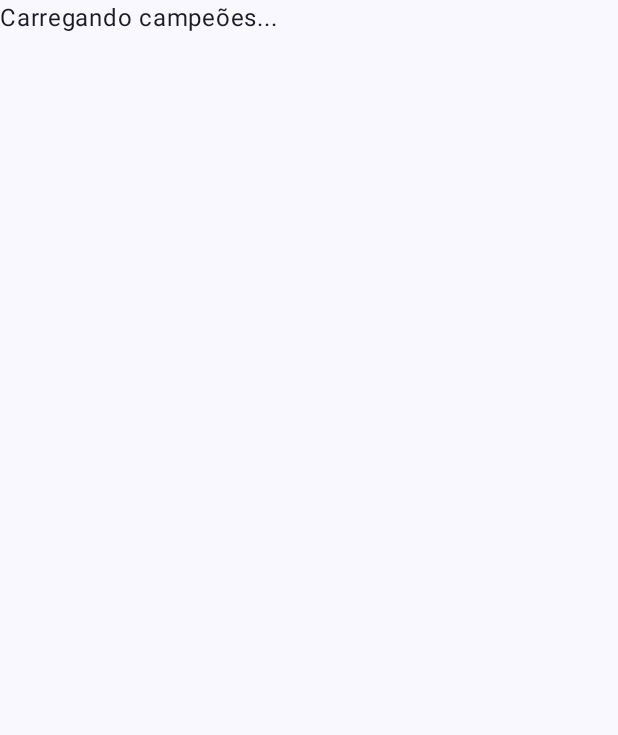
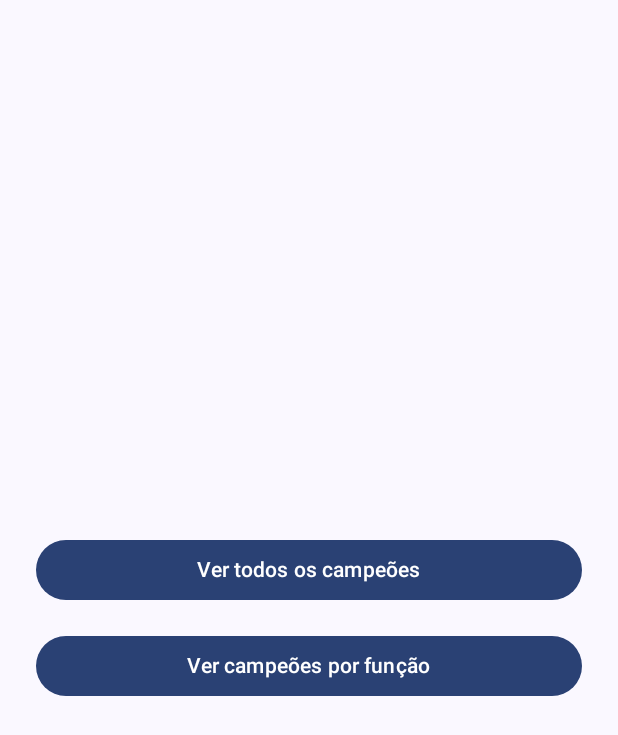
Before and after one commit to FernandoNeto03/champions-browser, an Android app built with Jetpack Compose: the screen it shows after launch (MainActivity), on a phone screen of 412 x 824 dp. Shown: the top 735 px of the screen. Run offline under Robolectric (Android 15) with nearby library versions, the phone set to English and light mode, and no system bars.

Commit message:
Filters: all champions and by tag

```diff
--- a/app/src/main/java/com/example/lol_champions_browser/MainActivity.kt
+++ b/app/src/main/java/com/example/lol_champions_browser/MainActivity.kt
@@ -7,10 +7,7 @@ import androidx.activity.enableEdgeToEdge
 import androidx.compose.foundation.layout.fillMaxSize
 import androidx.compose.foundation.layout.padding
 import androidx.compose.material3.Scaffold
-import androidx.compose.material3.Text
-import androidx.compose.runtime.Composable
 import androidx.compose.ui.Modifier
-import androidx.compose.ui.tooling.preview.Preview
 import androidx.core.splashscreen.SplashScreen.Companion.installSplashScreen
 import com.example.lol_champions_browser.ui.theme.LolchampionsbrowserTheme
 
--- a/app/src/main/java/com/example/lol_champions_browser/NavGraph.kt
+++ b/app/src/main/java/com/example/lol_champions_browser/NavGraph.kt
@@ -1,20 +1,30 @@
 package com.example.lol_champions_browser
 
-
-import android.os.Build
-import androidx.annotation.RequiresApi
 import androidx.compose.runtime.Composable
 import androidx.compose.ui.Modifier
+import androidx.navigation.NavType
 import androidx.navigation.compose.NavHost
 import androidx.navigation.compose.composable
 import androidx.navigation.compose.rememberNavController
+import androidx.navigation.navArgument
+import com.example.lol_champions_browser.activities.AllChampionsActivity
+import com.example.lol_champions_browser.activities.ChampionsByTagActivity
 import com.example.lol_champions_browser.activities.HomeActivity
 
 @Composable
 fun AppNavigation(modifier: Modifier = Modifier) {
     val navController = rememberNavController()
-    NavHost( navController = navController, startDestination = "home", builder = {
-        composable(route = "home") {  HomeActivity(modifier, navController) }
+
+    NavHost(navController = navController, startDestination = "home", builder = {
+        composable(route = "allChampions") { AllChampionsActivity(modifier, navController) }
+        composable(route = "home") { HomeActivity(navController) }
+
+        composable(
+            route = "tagChampions/{tag}",
+            arguments = listOf(navArgument("tag") { type = NavType.StringType })
+        ) { backStackEntry ->
+            val tag = backStackEntry.arguments?.getString("tag") ?: ""
+            ChampionsByTagActivity(tag = tag, modifier = modifier, navController = navController)
+        }
     })
-
 }
--- a/app/src/main/java/com/example/lol_champions_browser/activities/HomeActivity.kt
+++ b/app/src/main/java/com/example/lol_champions_browser/activities/HomeActivity.kt
@@ -1,107 +1,75 @@
 package com.example.lol_champions_browser.activities
 
-import android.graphics.Bitmap
-import android.graphics.BitmapFactory
-import android.widget.Toast
-import androidx.compose.foundation.clickable
-import androidx.compose.foundation.layout.Arrangement
-import androidx.compose.foundation.layout.Column
-import androidx.compose.foundation.layout.Row
-import androidx.compose.foundation.layout.fillMaxWidth
-import androidx.compose.foundation.layout.padding
-import androidx.compose.foundation.layout.size
-import androidx.compose.material3.Card
+import androidx.compose.foundation.layout.*
+import androidx.compose.material3.Button
 import androidx.compose.material3.Text
-import androidx.compose.runtime.Composable
-import androidx.compose.runtime.LaunchedEffect
-import androidx.compose.runtime.getValue
-import androidx.compose.runtime.mutableStateOf
-import androidx.compose.runtime.remember
-import androidx.compose.runtime.setValue
+import androidx.compose.runtime.*
+import androidx.compose.ui.Alignment
 import androidx.compose.ui.Modifier
-import androidx.compose.ui.graphics.asImageBitmap
-import androidx.compose.ui.layout.ContentScale
-import androidx.compose.ui.platform.LocalContext
 import androidx.compose.ui.unit.dp
 import androidx.navigation.NavHostController
-import com.example.lol_champions_browser.model.ChampionModel
-import com.example.lol_champions_browser.networking.RemoteApi
-import kotlinx.coroutines.Dispatchers
-import kotlinx.coroutines.withContext
-import java.net.HttpURLConnection
-import java.net.URL
-import androidx.compose.foundation.Image
+import androidx.compose.material3.AlertDialog
+import androidx.compose.material3.TextButton
 
 @Composable
-fun HomeActivity(modifier: Modifier, navController: NavHostController) {
-    val context = LocalContext.current
-    var championList by remember { mutableStateOf<List<ChampionModel>>(emptyList()) }
+fun HomeActivity(navController: NavHostController) {
+    var showDialog by remember { mutableStateOf(false) }
+    var selectedTag by remember { mutableStateOf("") }
+    val tags = listOf("Tank", "Mage", "Assassin", "Marksman", "Support", "Fighter")
 
-    LaunchedEffect(Unit) {
-        championList = withContext(Dispatchers.IO) {
-            RemoteApi().getChampionsByTag("Assassin")
-        }
-    }
-
-    Column(modifier = modifier.fillMaxWidth()) {
-        if (championList.isEmpty()) {
-            Text(text = "Carregando campeões...")
-        } else {
-            championList.forEach { champion ->
-                var imageBitmap by remember { mutableStateOf<Bitmap?>(null) }
-
-                LaunchedEffect(champion.icon) {
-                    imageBitmap = withContext(Dispatchers.IO) {
-                        loadImageFromUrl(champion.icon)
-                    }
-                }
-
-                Card(
+    Column(
+        modifier = Modifier
+            .fillMaxSize()
+            .padding(16.dp),
+        verticalArrangement = Arrangement.Center,
+        horizontalAlignment = Alignment.CenterHorizontally
+    ) {
+        Button(
+            onClick = {
+                navController.navigate("allChampions")
+            },
             modifier = Modifier
                 .fillMaxWidth()
                 .padding(8.dp)
-                        .clickable {
-                            Toast
-                                .makeText(
-                                    context,
-                                    "Campeão fera demaisssss: ${champion.name}",
-                                    Toast.LENGTH_SHORT
-                                )
-                                .show()
+        ) {
+            Text(text = "Ver todos os campeões")
+        }
+
+        Button(
+            onClick = {
+                showDialog = true
             },
-                ) {
-                    Row(
             modifier = Modifier
                 .fillMaxWidth()
-                            .padding(16.dp),
-                        horizontalArrangement = Arrangement.Start
+                .padding(8.dp)
         ) {
-                        imageBitmap?.let {
-                            Image(
-                                bitmap = it.asImageBitmap(),
-                                contentDescription = null,
-                                modifier = Modifier
-                                    .size(64.dp)
-                                    .padding(end = 8.dp),
-                                contentScale = ContentScale.Crop
-                            )
+            Text(text = "Ver campeões por função")
         }
-                        Text(text = champion.name)
+    }
+    if (showDialog) {
+        AlertDialog(
+            onDismissRequest = { showDialog = false },
+            title = { Text(text = "Selecione uma função") },
+            text = {
+                Column {
+                    tags.forEach { tag ->
+                        TextButton(
+                            onClick = {
+                                selectedTag = tag
+                                showDialog = false
+                                navController.navigate("tagChampions/${tag}")
+                            }
+                        ) {
+                            Text(text = tag)
                         }
                     }
                 }
+            },
+            confirmButton = {
+                TextButton(onClick = { showDialog = false }) {
+                    Text(text = "Cancelar")
                 }
             }
-}
-
-fun loadImageFromUrl(url: String): Bitmap? {
-    return try {
-        val connection = URL(url).openConnection() as HttpURLConnection
-        connection.doInput = true
-        connection.connect()
-        val inputStream = connection.inputStream
-        BitmapFactory.decodeStream(inputStream)
-    } catch (e: Exception) {
-        null
+        )
     }
 }
--- a/gradle/libs.versions.toml
+++ b/gradle/libs.versions.toml
@@ -1,5 +1,5 @@
 [versions]
-agp = "8.5.2"
+agp = "8.5.1"
 coreSplashscreen = "1.0.1"
 kotlin = "1.9.0"
 coreKtx = "1.13.1"
```
Also changed, not shown: app/src/main/java/com/example/lol_champions_browser/activities/AllChampionsActivity.kt (added, +103 -0 lines), app/src/main/java/com/example/lol_champions_browser/activities/ChampionsByTagActivity.kt (added, +103 -0 lines), app/src/main/java/com/example/lol_champions_browser/networking/RemoteApi.kt (+74 -1 lines). Lines whose indentation alone changed are shown as unchanged.
